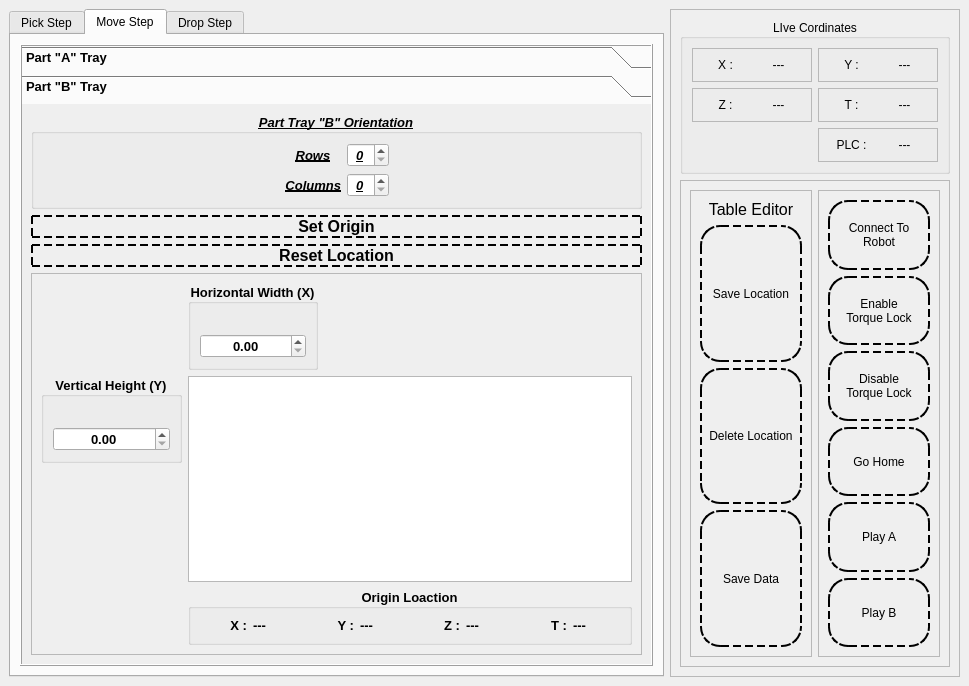
The window that UI_Files/RoboTeach.ui (listpplo/AtopRobo) describes before a commit, drawn with Qt 5.
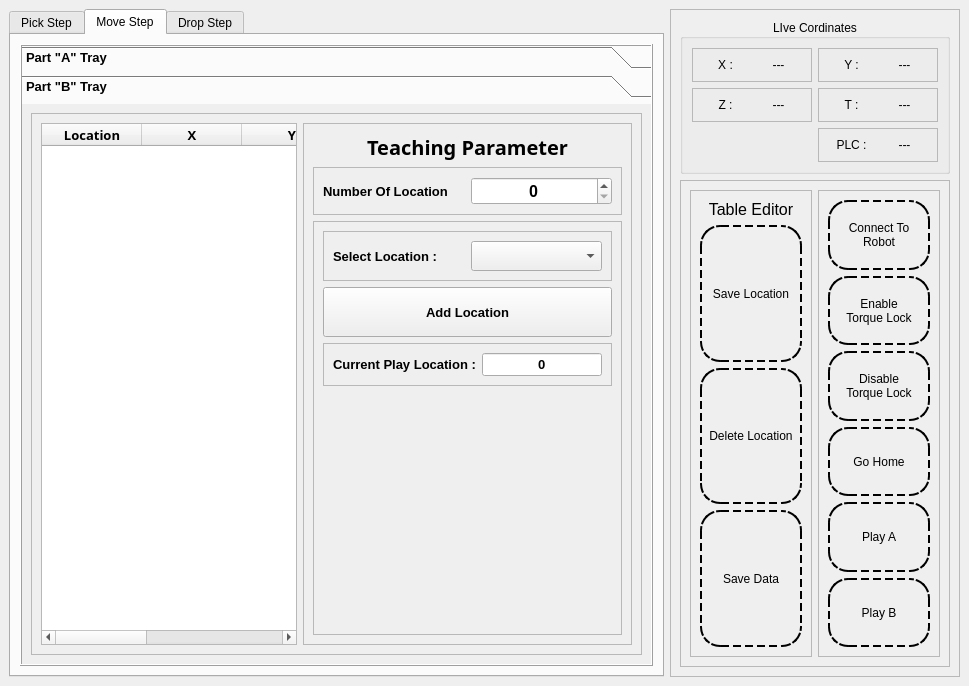
The same window after the commit. The open tabs and pages were chosen to show the change. Icons and pictures are not drawn.

The edit to the form file:
```diff
--- a/UI_Files/RoboTeach.ui
+++ b/UI_Files/RoboTeach.ui
@@ -95,161 +95,6 @@
             <string>Part &quot;A&quot; Tray</string>
            </attribute>
            <layout class="QVBoxLayout" name="verticalLayout_5">
-            <item>
-             <widget class="QGroupBox" name="groupBox_3">
-              <property name="font">
-               <font>
-                <pointsize>10</pointsize>
-                <italic>true</italic>
-                <bold>true</bold>
-                <underline>true</underline>
-               </font>
-              </property>
-              <property name="title">
-               <string>Part Tray &quot;A&quot; Orientation</string>
-              </property>
-              <property name="alignment">
-               <set>Qt::AlignmentFlag::AlignCenter</set>
-              </property>
-              <property name="checkable">
-               <bool>false</bool>
-              </property>
-              <layout class="QGridLayout" name="gridLayout_5">
-               <item row="2" column="3">
-                <spacer name="horizontalSpacer">
-                 <property name="orientation">
-                  <enum>Qt::Orientation::Horizontal</enum>
-                 </property>
-                 <property name="sizeHint" stdset="0">
-                  <size>
-                   <width>40</width>
-                   <height>20</height>
-                  </size>
-                 </property>
-                </spacer>
-               </item>
-               <item row="2" column="1">
-                <widget class="QLabel" name="label_22">
-                 <property name="text">
-                  <string>Rows</string>
-                 </property>
-                 <property name="alignment">
-                  <set>Qt::AlignmentFlag::AlignCenter</set>
-                 </property>
-                </widget>
-               </item>
-               <item row="3" column="1">
-                <widget class="QLabel" name="label_23">
-                 <property name="text">
-                  <string>Columns</string>
-                 </property>
-                 <property name="alignment">
-                  <set>Qt::AlignmentFlag::AlignRight|Qt::AlignmentFlag::AlignTrailing|Qt::AlignmentFlag::AlignVCenter</set>
-                 </property>
-                </widget>
-               </item>
-               <item row="2" column="0">
-                <spacer name="horizontalSpacer_2">
-                 <property name="orientation">
-                  <enum>Qt::Orientation::Horizontal</enum>
-                 </property>
-                 <property name="sizeHint" stdset="0">
-                  <size>
-                   <width>40</width>
-                   <height>20</height>
-                  </size>
-                 </property>
-                </spacer>
-               </item>
-               <item row="3" column="2">
-                <widget class="QSpinBox" name="spinBox_2">
-                 <property name="alignment">
-                  <set>Qt::AlignmentFlag::AlignCenter</set>
-                 </property>
-                </widget>
-               </item>
-               <item row="2" column="2">
-                <widget class="QSpinBox" name="spinBox">
-                 <property name="alignment">
-                  <set>Qt::AlignmentFlag::AlignCenter</set>
-                 </property>
-                </widget>
-               </item>
-              </layout>
-             </widget>
-            </item>
-            <item>
-             <widget class="QPushButton" name="pushButton_17">
-              <property name="font">
-               <font>
-                <pointsize>12</pointsize>
-                <bold>true</bold>
-               </font>
-              </property>
-              <property name="styleSheet">
-               <string notr="true">QPushButton{
-	border:2px dashed black;
-	border-radius:20%;
-}
-
-QPushButton::hover{
-	background-color: rgb(252, 255, 51);
-	border:2px dashed black;
-	border-radius:20%;
-}
-
-QPushButton::checked{
-	background-color: rgb(25, 255, 140);
-	border:2px dashed black;
-	border-radius:20%;
-}</string>
-              </property>
-              <property name="text">
-               <string>Set Origin</string>
-              </property>
-             </widget>
-            </item>
-            <item>
-             <widget class="QPushButton" name="pushButton_18">
-              <property name="font">
-               <font>
-                <pointsize>12</pointsize>
-                <bold>true</bold>
-               </font>
-              </property>
-              <property name="styleSheet">
-               <string notr="true">QPushButton{
-	border:2px dashed black;
-	border-radius:20%;
-}
-
-QPushButton::hover{
-	background-color: rgb(252, 255, 51);
-	border:2px dashed black;
-	border-radius:20%;
-}
-
-QPushButton::checked{
-	background-color: rgb(25, 255, 140);
-	border:2px dashed black;
-	border-radius:20%;
-}</string>
-              </property>
-              <property name="text">
-               <string>Reset Location</string>
-              </property>
-             </widget>
-            </item>
-            <item>
-             <widget class="QFrame" name="frame_10">
-              <property name="frameShape">
-               <enum>QFrame::Shape::StyledPanel</enum>
-              </property>
-              <property name="frameShadow">
-               <enum>QFrame::Shadow::Raised</enum>
-              </property>
-             </widget>
-            </item>
             <item>
              <widget class="QFrame" name="frame_16">
               <property name="frameShape">
@@ -289,136 +134,6 @@
                    <height>50</height>
                   </size>
                  </property>
-                 <property name="title">
-                  <string>Origin Loaction</string>
-                 </property>
-                 <property name="alignment">
-                  <set>Qt::AlignmentFlag::AlignCenter</set>
-                 </property>
-                 <layout class="QHBoxLayout" name="horizontalLayout_4">
-                  <item>
-                   <widget class="QLabel" name="label_27">
-                    <property name="text">
-                     <string>X :</string>
-                    </property>
-                    <property name="alignment">
-                     <set>Qt::AlignmentFlag::AlignRight|Qt::AlignmentFlag::AlignTrailing|Qt::AlignmentFlag::AlignVCenter</set>
-                    </property>
-                   </widget>
-                  </item>
-                  <item>
-                   <widget class="QLabel" name="label_28">
-                    <property name="text">
-                     <string>---</string>
-                    </property>
-                    <property name="alignment">
-                     <set>Qt::AlignmentFlag::AlignLeading|Qt::AlignmentFlag::AlignLeft|Qt::AlignmentFlag::AlignVCenter</set>
-                    </property>
-                   </widget>
-                  </item>
-                  <item>
-                   <widget class="QLabel" name="label_30">
-                    <property name="text">
-                     <string>Y :</string>
-                    </property>
-                    <property name="alignment">
-                     <set>Qt::AlignmentFlag::AlignRight|Qt::AlignmentFlag::AlignTrailing|Qt::AlignmentFlag::AlignVCenter</set>
-                    </property>
-                   </widget>
-                  </item>
-                  <item>
-                   <widget class="QLabel" name="label_29">
-                    <property name="text">
-                     <string>---</string>
-                    </property>
-                    <property name="alignment">
-                     <set>Qt::AlignmentFlag::AlignLeading|Qt::AlignmentFlag::AlignLeft|Qt::AlignmentFlag::AlignVCenter</set>
-                    </property>
-                   </widget>
-                  </item>
-                  <item>
-                   <widget class="QLabel" name="label_32">
-                    <property name="text">
-                     <string>Z :</string>
-                    </property>
-                    <property name="alignment">
-                     <set>Qt::AlignmentFlag::AlignRight|Qt::AlignmentFlag::AlignTrailing|Qt::AlignmentFlag::AlignVCenter</set>
-                    </property>
-                   </widget>
-                  </item>
-                  <item>
-                   <widget class="QLabel" name="label_31">
-                    <property name="text">
-                     <string>---</string>
-                    </property>
-                    <property name="alignment">
-                     <set>Qt::AlignmentFlag::AlignLeading|Qt::AlignmentFlag::AlignLeft|Qt::AlignmentFlag::AlignVCenter</set>
-                    </property>
-                   </widget>
-                  </item>
-                  <item>
-                   <widget class="QLabel" name="label_33">
-                    <property name="text">
-                     <string>T :</string>
-                    </property>
-                    <property name="alignment">
-                     <set>Qt::AlignmentFlag::AlignRight|Qt::AlignmentFlag::AlignTrailing|Qt::AlignmentFlag::AlignVCenter</set>
-                    </property>
-                   </widget>
-                  </item>
-                  <item>
-                   <widget class="QLabel" name="label_34">
-                    <property name="text">
-                     <string>---</string>
-                    </property>
-                    <property name="alignment">
-                     <set>Qt::AlignmentFlag::AlignLeading|Qt::AlignmentFlag::AlignLeft|Qt::AlignmentFlag::AlignVCenter</set>
-                    </property>
-                   </widget>
-                  </item>
-                 </layout>
-                </widget>
-               </item>
-               <item row="1" column="0" alignment="Qt::AlignmentFlag::Qt::AlignmentFlag::AlignTop">
-                <widget class="QGroupBox" name="groupBox_20">
-                 <property name="title">
-                  <string>Vertical Height</string>
-                 </property>
-                 <property name="alignment">
-                  <set>Qt::AlignmentFlag::AlignCenter</set>
-                 </property>
-                 <layout class="QVBoxLayout" name="verticalLayout_8">
-                  <item alignment="">
-                   <widget class="QLabel" name="label_25">
-                    <property name="maximumSize">
-                     <size>
-                      <width>50</width>
-                      <height>50</height>
-                     </size>
-                    </property>
-                    <property name="text">
-                     <string/>
-                    </property>
-                    <property name="pixmap">
-                     <pixmap resource="assets.qrc">:/icons/Asstes/Icons/icons8-height-100.png</pixmap>
-                    </property>
-                    <property name="scaledContents">
-                     <bool>true</bool>
-                    </property>
-                   </widget>
-                  </item>
-                  <item>
-                   <widget class="QDoubleSpinBox" name="doubleSpinBox">
-                    <property name="alignment">
-                     <set>Qt::AlignmentFlag::AlignCenter</set>
-                    </property>
-                   </widget>
-                  </item>
-                 </layout>
-                </widget>
-               </item>
-               <item row="0" column="3">
-                <widget class="QGroupBox" name="groupBox_21">
                  <property name="maximumSize">
                   <size>
                    <width>130</width>
@@ -431,14 +146,15 @@
                  <property name="alignment">
                   <set>Qt::AlignmentFlag::AlignCenter</set>
                  </property>
-                 <layout class="QVBoxLayout" name="verticalLayout_9">
-                  <item alignment="">
-                   <widget class="QLabel" name="label_26">
-                    <property name="maximumSize">
-                     <size>
-                      <width>50</width>
-                      <height>50</height>
-                     </size>
+                 <layout class="QVBoxLayout" name="verticalLayout_6">
+                  <item>
+                   <widget class="QLabel" name="label_5">
+                    <property name="font">
+                     <font>
+                      <family>Rockwell</family>
+                      <pointsize>15</pointsize>
+                      <bold>true</bold>
+                     </font>
                     </property>
                     <property name="text">
                      <string/>
@@ -467,6 +183,14 @@
            </layout>
           </widget>
           <widget class="QWidget" name="page">
+           <property name="geometry">
+            <rect>
+             <x>0</x>
+             <y>0</y>
+             <width>627</width>
+             <height>553</height>
+            </rect>
+           </property>
            <attribute name="icon">
             <iconset resource="assets.qrc">
              <normaloff>:/icons/Asstes/Icons/icons8-b-100.png</normaloff>:/icons/Asstes/Icons/icons8-b-100.png</iconset>
@@ -475,151 +199,6 @@
             <string>Part &quot;B&quot; Tray</string>
            </attribute>
            <layout class="QVBoxLayout" name="verticalLayout_4">
-            <item>
-             <widget class="QGroupBox" name="groupBox_4">
-              <property name="font">
-               <font>
-                <pointsize>10</pointsize>
-                <italic>true</italic>
-                <bold>true</bold>
-                <underline>true</underline>
-               </font>
-              </property>
-              <property name="title">
-               <string>Part Tray &quot;B&quot; Orientation</string>
-              </property>
-              <property name="alignment">
-               <set>Qt::AlignmentFlag::AlignCenter</set>
-              </property>
-              <property name="checkable">
-               <bool>false</bool>
-              </property>
-              <layout class="QGridLayout" name="gridLayout_7">
-               <item row="2" column="3">
-                <spacer name="horizontalSpacer_3">
-                 <property name="orientation">
-                  <enum>Qt::Orientation::Horizontal</enum>
-                 </property>
-                 <property name="sizeHint" stdset="0">
-                  <size>
-                   <width>40</width>
-                   <height>20</height>
-                  </size>
-                 </property>
-                </spacer>
-               </item>
-               <item row="2" column="1">
-                <widget class="QLabel" name="label_24">
-                 <property name="text">
-                  <string>Rows</string>
-                 </property>
-                 <property name="alignment">
-                  <set>Qt::AlignmentFlag::AlignCenter</set>
-                 </property>
-                </widget>
-               </item>
-               <item row="3" column="1">
-                <widget class="QLabel" name="label_35">
-                 <property name="text">
-                  <string>Columns</string>
-                 </property>
-                 <property name="alignment">
-                  <set>Qt::AlignmentFlag::AlignRight|Qt::AlignmentFlag::AlignTrailing|Qt::AlignmentFlag::AlignVCenter</set>
-                 </property>
-                </widget>
-               </item>
-               <item row="2" column="0">
-                <spacer name="horizontalSpacer_4">
-                 <property name="orientation">
-                  <enum>Qt::Orientation::Horizontal</enum>
-                 </property>
-                 <property name="sizeHint" stdset="0">
-                  <size>
-                   <width>40</width>
-                   <height>20</height>
-                  </size>
-                 </property>
-                </spacer>
-               </item>
-               <item row="3" column="2">
-                <widget class="QSpinBox" name="spinBox_4">
-                 <property name="alignment">
-                  <set>Qt::AlignmentFlag::AlignCenter</set>
-                 </property>
-                </widget>
-               </item>
-               <item row="2" column="2">
-                <widget class="QSpinBox" name="spinBox_3">
-                 <property name="alignment">
-                  <set>Qt::AlignmentFlag::AlignCenter</set>
-                 </property>
-                </widget>
-               </item>
-              </layout>
-             </widget>
-            </item>
-            <item>
-             <widget class="QPushButton" name="pushButton_19">
-              <property name="font">
-               <font>
-                <pointsize>12</pointsize>
-                <bold>true</bold>
-               </font>
-              </property>
-              <property name="styleSheet">
-               <string notr="true">QPushButton{
-	border:2px dashed black;
-	border-radius:20%;
-}
-
-QPushButton::hover{
-	background-color: rgb(252, 255, 51);
-	border:2px dashed black;
-	border-radius:20%;
-}
-
-QPushButton::checked{
-	background-color: rgb(25, 255, 140);
-	border:2px dashed black;
-	border-radius:20%;
-}</string>
-              </property>
-              <property name="text">
-               <string>Set Origin</string>
-              </property>
-             </widget>
-            </item>
-            <item>
-             <widget class="QPushButton" name="pushButton_20">
-              <property name="font">
-               <font>
-                <pointsize>12</pointsize>
-                <bold>true</bold>
-               </font>
-              </property>
-              <property name="styleSheet">
-               <string notr="true">QPushButton{
-	border:2px dashed black;
-	border-radius:20%;
-}
-
-QPushButton::hover{
-	background-color: rgb(252, 255, 51);
-	border:2px dashed black;
-	border-radius:20%;
-}
-
-QPushButton::checked{
-	background-color: rgb(25, 255, 140);
-	border:2px dashed black;
-	border-radius:20%;
-}</string>
-              </property>
-              <property name="text">
-               <string>Reset Location</string>
-              </property>
-             </widget>
-            </item>
             <item>
              <widget class="QFrame" name="frame_17">
               <property name="frameShape">
@@ -628,206 +207,251 @@
               <property name="frameShadow">
                <enum>QFrame::Shadow::Raised</enum>
               </property>
-              <layout class="QGridLayout" name="gridLayout_8" columnstretch="0,0,0,0">
-               <item row="1" column="3">
+              <layout class="QHBoxLayout" name="horizontalLayout_5">
+               <item>
                 <widget class="QTableWidget" name="tableWidget_3">
-                 <property name="rowCount">
-                  <number>0</number>
+                 <property name="font">
+                  <font>
+                   <family>Rockwell</family>
+                   <pointsize>10</pointsize>
+                   <bold>true</bold>
+                  </font>
                  </property>
-                 <property name="columnCount">
-                  <number>0</number>
+                 <property name="alternatingRowColors">
+                  <bool>true</bool>
                  </property>
+                 <attribute name="horizontalHeaderVisible">
+                  <bool>true</bool>
+                 </attribute>
                  <attribute name="horizontalHeaderMinimumSectionSize">
                   <number>10</number>
                  </attribute>
                  <attribute name="horizontalHeaderDefaultSectionSize">
-                  <number>25</number>
+                  <number>100</number>
                  </attribute>
-                 <attribute name="verticalHeaderMinimumSectionSize">
-                  <number>10</number>
+                 <attribute name="verticalHeaderVisible">
+                  <bool>false</bool>
                  </attribute>
-                 <attribute name="verticalHeaderDefaultSectionSize">
-                  <number>20</number>
+                 <attribute name="verticalHeaderHighlightSections">
+                  <bool>true</bool>
                  </attribute>
+                 <column>
+                  <property name="text">
+                   <string>Location</string>
+                  </property>
+                 </column>
+                 <column>
+                  <property name="text">
+                   <string>X</string>
+                  </property>
+                 </column>
+                 <column>
+                  <property name="text">
+                   <string>Y</string>
+                  </property>
+                 </column>
+                 <column>
+                  <property name="text">
+                   <string>Z</string>
+                  </property>
+                 </column>
+                 <column>
+                  <property name="text">
+                   <string>T</string>
+                  </property>
+                 </column>
                 </widget>
                </item>
-               <item row="2" column="3">
-                <widget class="QGroupBox" name="groupBox_23">
-                 <property name="minimumSize">
-                  <size>
-                   <width>0</width>
-                   <height>50</height>
-                  </size>
+               <item>
+                <widget class="QFrame" name="frame_14">
+                 <property name="sizePolicy">
+                  <sizepolicy hsizetype="Expanding" vsizetype="Preferred">
+                   <horstretch>0</horstretch>
+                   <verstretch>0</verstretch>
+                  </sizepolicy>
                  </property>
-                 <property name="title">
-                  <string>Origin Loaction</string>
-                 </property>
-                 <property name="alignment">
-                  <set>Qt::AlignmentFlag::AlignCenter</set>
-                 </property>
-                 <layout class="QHBoxLayout" name="horizontalLayout_5">
-                  <item>
-                   <widget class="QLabel" name="label_36">
-                    <property name="text">
-                     <string>X :</string>
-                    </property>
-                    <property name="alignment">
-                     <set>Qt::AlignmentFlag::AlignRight|Qt::AlignmentFlag::AlignTrailing|Qt::AlignmentFlag::AlignVCenter</set>
-                    </property>
-                   </widget>
-                  </item>
-                  <item>
-                   <widget class="QLabel" name="label_37">
-                    <property name="text">
-                     <string>---</string>
-                    </property>
-                    <property name="alignment">
-                     <set>Qt::AlignmentFlag::AlignLeading|Qt::AlignmentFlag::AlignLeft|Qt::AlignmentFlag::AlignVCenter</set>
-                    </property>
-                   </widget>
-                  </item>
-                  <item>
-                   <widget class="QLabel" name="label_38">
-                    <property name="text">
-                     <string>Y :</string>
-                    </property>
-                    <property name="alignment">
-                     <set>Qt::AlignmentFlag::AlignRight|Qt::AlignmentFlag::AlignTrailing|Qt::AlignmentFlag::AlignVCenter</set>
-                    </property>
-                   </widget>
-                  </item>
-                  <item>
-                   <widget class="QLabel" name="label_39">
-                    <property name="text">
-                     <string>---</string>
-                    </property>
-                    <property name="alignment">
-                     <set>Qt::AlignmentFlag::AlignLeading|Qt::AlignmentFlag::AlignLeft|Qt::AlignmentFlag::AlignVCenter</set>
-                    </property>
-                   </widget>
-                  </item>
-                  <item>
-                   <widget class="QLabel" name="label_40">
-                    <property name="text">
-                     <string>Z :</string>
-                    </property>
-                    <property name="alignment">
-                     <set>Qt::AlignmentFlag::AlignRight|Qt::AlignmentFlag::AlignTrailing|Qt::AlignmentFlag::AlignVCenter</set>
-                    </property>
-                   </widget>
-                  </item>
-                  <item>
-                   <widget class="QLabel" name="label_41">
-                    <property name="text">
-                     <string>---</string>
-                    </property>
-                    <property name="alignment">
-                     <set>Qt::AlignmentFlag::AlignLeading|Qt::AlignmentFlag::AlignLeft|Qt::AlignmentFlag::AlignVCenter</set>
-                    </property>
-                   </widget>
-                  </item>
-                  <item>
-                   <widget class="QLabel" name="label_42">
-                    <property name="text">
-                     <string>T :</string>
-                    </property>
-                    <property name="alignment">
-                     <set>Qt::AlignmentFlag::AlignRight|Qt::AlignmentFlag::AlignTrailing|Qt::AlignmentFlag::AlignVCenter</set>
-                    </property>
-                   </widget>
-                  </item>
-                  <item>
-                   <widget class="QLabel" name="label_43">
-                    <property name="text">
-                     <string>---</string>
-                    </property>
-                    <property name="alignment">
-                     <set>Qt::AlignmentFlag::AlignLeading|Qt::AlignmentFlag::AlignLeft|Qt::AlignmentFlag::AlignVCenter</set>
-                    </property>
-                   </widget>
-                  </item>
-                 </layout>
-                </widget>
-               </item>
-               <item row="1" column="0" alignment="Qt::AlignmentFlag::Qt::AlignmentFlag::AlignTop">
-                <widget class="QGroupBox" name="groupBox_24">
-                 <property name="title">
-                  <string>Vertical Height (Y)</string>
-                 </property>
-                 <property name="alignment">
-                  <set>Qt::AlignmentFlag::AlignCenter</set>
-                 </property>
-                 <layout class="QVBoxLayout" name="verticalLayout_10">
-                  <item>
-                   <widget class="QLabel" name="label_44">
-                    <property name="maximumSize">
-                     <size>
-                      <width>50</width>
-                      <height>50</height>
-                     </size>
-                    </property>
-                    <property name="text">
-                     <string/>
-                    </property>
-                    <property name="pixmap">
-                     <pixmap resource="assets.qrc">:/icons/Asstes/Icons/icons8-height-100.png</pixmap>
-                    </property>
-                    <property name="scaledContents">
-                     <bool>true</bool>
-                    </property>
-                   </widget>
-                  </item>
-                  <item>
-                   <widget class="QDoubleSpinBox" name="doubleSpinBox_3">
-                    <property name="alignment">
-                     <set>Qt::AlignmentFlag::AlignCenter</set>
-                    </property>
-                   </widget>
-                  </item>
-                 </layout>
-                </widget>
-               </item>
-               <item row="0" column="3">
-                <widget class="QGroupBox" name="groupBox_25">
                  <property name="maximumSize">
                   <size>
-                   <width>130</width>
-                   <height>100</height>
+                   <width>329</width>
+                   <height>16777215</height>
                   </size>
                  </property>
-                 <property name="title">
-                  <string>Horizontal Width (X)</string>
+                 <property name="frameShape">
+                  <enum>QFrame::Shape::StyledPanel</enum>
                  </property>
-                 <property name="alignment">
-                  <set>Qt::AlignmentFlag::AlignCenter</set>
+                 <property name="frameShadow">
+                  <enum>QFrame::Shadow::Raised</enum>
                  </property>
-                 <layout class="QVBoxLayout" name="verticalLayout_11">
+                 <layout class="QVBoxLayout" name="verticalLayout_8">
                   <item>
-                   <widget class="QLabel" name="label_45">
-                    <property name="maximumSize">
-                     <size>
-                      <width>50</width>
-                      <height>50</height>
-                     </size>
+                   <widget class="QLabel" name="label_15">
+                    <property name="font">
+                     <font>
+                      <family>Rockwell</family>
+                      <pointsize>15</pointsize>
+                      <bold>true</bold>
+                     </font>
                     </property>
                     <property name="text">
-                     <string/>
+                     <string>Teaching Parameter</string>
                     </property>
-                    <property name="pixmap">
-                     <pixmap resource="assets.qrc">:/icons/Asstes/Icons/icons8-width-100.png</pixmap>
-                    </property>
-                    <property name="scaledContents">
-                     <bool>true</bool>
-                    </property>
-                   </widget>
-                  </item>
-                  <item>
-                   <widget class="QDoubleSpinBox" name="doubleSpinBox_4">
                     <property name="alignment">
                      <set>Qt::AlignmentFlag::AlignCenter</set>
                     </property>
                    </widget>
                   </item>
+                  <item>
+                   <widget class="QFrame" name="frame_15">
+                    <property name="frameShape">
+                     <enum>QFrame::Shape::StyledPanel</enum>
+                    </property>
+                    <property name="frameShadow">
+                     <enum>QFrame::Shadow::Raised</enum>
+                    </property>
+                    <layout class="QHBoxLayout" name="horizontalLayout_13">
+                     <item>
+                      <widget class="QLabel" name="label_16">
+                       <property name="text">
+                        <string>Number Of Location</string>
+                       </property>
+                      </widget>
+                     </item>
+                     <item>
+                      <widget class="QSpinBox" name="spinBox_2">
+                       <property name="font">
+                        <font>
+                         <pointsize>12</pointsize>
+                         <bold>true</bold>
+                        </font>
+                       </property>
+                       <property name="alignment">
+                        <set>Qt::AlignmentFlag::AlignCenter</set>
+                       </property>
+                       <property name="minimum">
+                        <number>0</number>
+                       </property>
+                       <property name="maximum">
+                        <number>200</number>
+                       </property>
+                       <property name="value">
+                        <number>0</number>
+                       </property>
+                      </widget>
+                     </item>
+                    </layout>
+                   </widget>
+                  </item>
+                  <item>
+                   <widget class="QFrame" name="frame_18">
+                    <property name="sizePolicy">
+                     <sizepolicy hsizetype="Preferred" vsizetype="Expanding">
+                      <horstretch>0</horstretch>
+                      <verstretch>0</verstretch>
+                     </sizepolicy>
+                    </property>
+                    <property name="frameShape">
+                     <enum>QFrame::Shape::StyledPanel</enum>
+                    </property>
+                    <property name="frameShadow">
+                     <enum>QFrame::Shadow::Raised</enum>
+                    </property>
+                    <layout class="QVBoxLayout" name="verticalLayout_9">
+                     <item>
+                      <widget class="QFrame" name="frame_19">
+                       <property name="frameShape">
+                        <enum>QFrame::Shape::StyledPanel</enum>
+                       </property>
+                       <property name="frameShadow">
+                        <enum>QFrame::Shadow::Raised</enum>
+                       </property>
+                       <layout class="QHBoxLayout" name="horizontalLayout_14">
+                        <item>
+                         <widget class="QLabel" name="label_17">
+                          <property name="text">
+                           <string>Select Location :</string>
+                          </property>
+                         </widget>
+                        </item>
+                        <item>
+                         <widget class="QComboBox" name="comboBox_3">
+                          <property name="minimumSize">
+                           <size>
+                            <width>0</width>
+                            <height>30</height>
+                           </size>
+                          </property>
+                          <property name="font">
+                           <font>
+                            <pointsize>12</pointsize>
+                            <bold>true</bold>
+                           </font>
+                          </property>
+                         </widget>
+                        </item>
+                       </layout>
+                      </widget>
+                     </item>
+                     <item>
+                      <widget class="QPushButton" name="pushButton_11">
+                       <property name="minimumSize">
+                        <size>
+                         <width>0</width>
+                         <height>50</height>
+                        </size>
+                       </property>
+                       <property name="text">
+                        <string>Add Location</string>
+                       </property>
+                      </widget>
+                     </item>
+                     <item>
+                      <widget class="QFrame" name="frame_20">
+                       <property name="frameShape">
+                        <enum>QFrame::Shape::StyledPanel</enum>
+                       </property>
+                       <property name="frameShadow">
+                        <enum>QFrame::Shadow::Raised</enum>
+                       </property>
+                       <layout class="QHBoxLayout" name="horizontalLayout_15">
+                        <item>
+                         <widget class="QLabel" name="label_18">
+                          <property name="text">
+                           <string>Current Play Location :</string>
+                          </property>
+                         </widget>
+                        </item>
+                        <item>
+                         <widget class="QLineEdit" name="lineEdit">
+                          <property name="text">
+                           <string>0</string>
+                          </property>
+                          <property name="alignment">
+                           <set>Qt::AlignmentFlag::AlignCenter</set>
+                          </property>
+                          <property name="readOnly">
+                           <bool>false</bool>
+                          </property>
+                         </widget>
+                        </item>
+                       </layout>
+                      </widget>
+                     </item>
+                     <item>
+                      <spacer name="verticalSpacer_2">
+                       <property name="orientation">
+                        <enum>Qt::Orientation::Vertical</enum>
+                       </property>
+                       <property name="sizeHint" stdset="0">
+                        <size>
+                         <width>20</width>
+                         <height>40</height>
+                        </size>
+                       </property>
+                      </spacer>
+                     </item>
+                    </layout>
+                   </widget>
+                  </item>
                  </layout>
                 </widget>
                </item>
```
Left out of the diff: 255 changed lines with no effect on the pictures.
